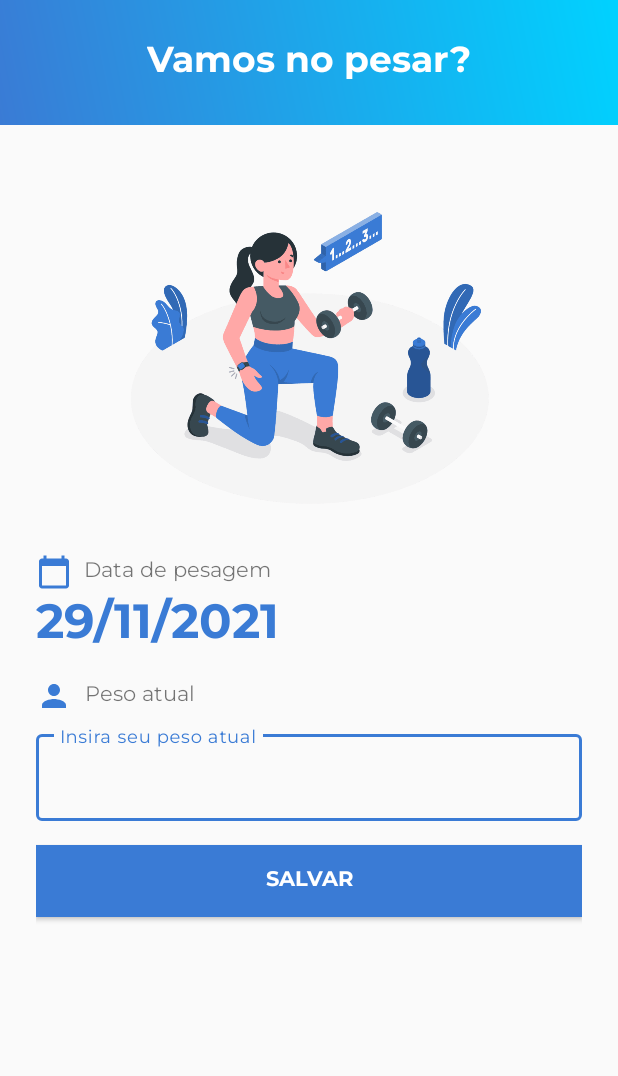
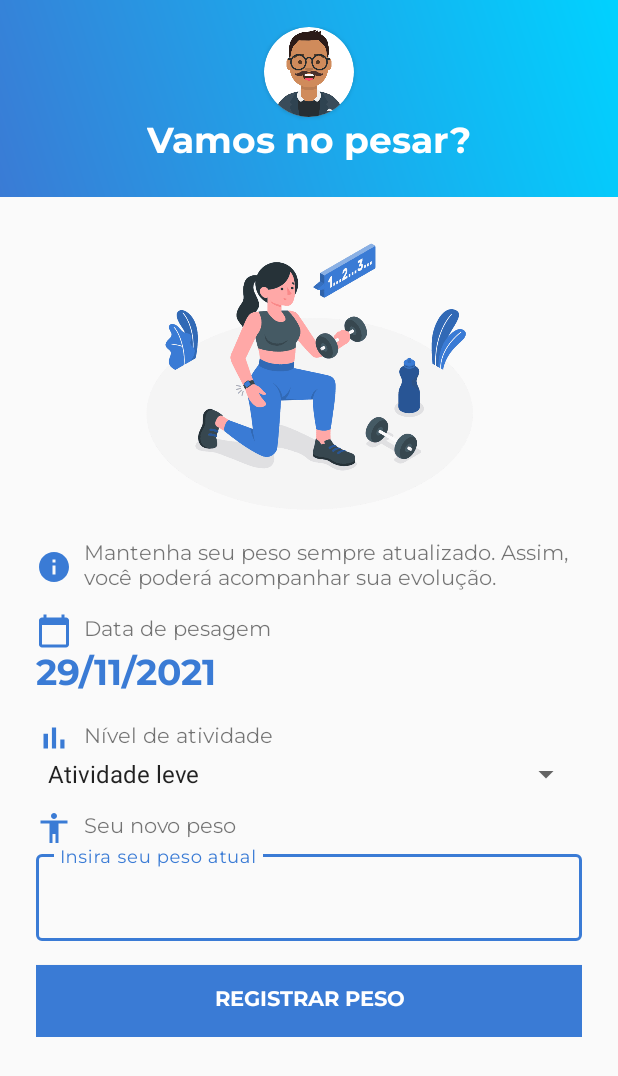
Before and after one commit to ericknathan/imc.calc, an Android app: the WeightActivity screen opened directly, with no data from a screen before it, on a phone screen of 412 x 824 dp. Shown: the top 1076 px of the screen. Run offline under Robolectric (Android 15) with nearby library versions, the phone set to English and light mode, and no system bars.

Commit message:
Added some features

```diff
--- a/app/src/main/java/com/example/imccalculator/model/User.kt
+++ b/app/src/main/java/com/example/imccalculator/model/User.kt
@@ -7,7 +7,7 @@ data class User(
     var name: String,
     var email: String,
     var password: String,
-    var weight: Int,
+    var weight: String,
     var height: Double,
     var birthDate: LocalDate,
     var profession: String,
--- a/app/src/main/java/com/example/imccalculator/ui/DashboardActivity.kt
+++ b/app/src/main/java/com/example/imccalculator/ui/DashboardActivity.kt
@@ -32,16 +32,16 @@ class DashboardActivity : AppCompatActivity() {
         var btnViewHistoric = findViewById<CardView>(R.id.btn_view_historic)
 
         val user = getUser(this)
-        val userWeight = user.getInt("weight-${LocalDate.now().toString()}", 0)
+        val userWeight = user.getString("weight", "").toString().split(";")
         val userHeight = user.getFloat("height", 0F)
-        val userImc = calculateImc(userHeight.toDouble(), userWeight.toDouble())
+        val userImc = calculateImc(userHeight.toDouble(), userWeight[userWeight.lastIndex].toDouble())
 
         imgProfile.setImageBitmap(decodeBase64ToBitmap(user.getString("profilePicture", "")))
         tvName.text = user.getString("name", "")
         tvProfession.text = user.getString("profession", "")
         tvImc.text = userImc
         tvAge.text = calculateYearsBasedOnDate(user.getString("birthDate", "").toString())
-        tvWeight.text = userWeight.toString()
+        tvWeight.text = userWeight.last()
         tvHeight.text = userHeight.toString()
 
         btnWeightNow.setOnClickListener {
--- a/app/src/main/java/com/example/imccalculator/ui/ProfileActivity.kt
+++ b/app/src/main/java/com/example/imccalculator/ui/ProfileActivity.kt
@@ -17,6 +17,7 @@ import com.example.imccalculator.utils.convertLocalDateToString
 import com.example.imccalculator.utils.convertStringToLocalDate
 import com.example.imccalculator.utils.decodeBase64ToBitmap
 import com.example.imccalculator.utils.encodeBitmapToBase64
+import java.time.LocalDate
 import java.util.*
 
 const val CODE_IMAGE = 100
@@ -132,7 +133,7 @@ class ProfileActivity : AppCompatActivity() {
                         editName.text.toString(),
                         editEmail.text.toString(),
                         editPassword.text.toString(),
-                        0,
+                        "0",
                         editHeight.text.toString().toDouble(),
                         birthDate,
                         editProfession.text.toString(),
@@ -147,7 +148,8 @@ class ProfileActivity : AppCompatActivity() {
                     editor.putString("name", user.name)
                     editor.putString("email", user.email)
                     editor.putString("password", user.password)
-                    editor.putInt("weight", user.weight)
+                    editor.putString("weight", user.weight)
+                    editor.putString("weight-dates", LocalDate.now().toString())
                     editor.putFloat("height", user.height.toFloat())
                     editor.putString("birthDate", user.birthDate.toString())
                     editor.putString("profession", user.profession)
--- a/app/src/main/java/com/example/imccalculator/ui/WeightActivity.kt
+++ b/app/src/main/java/com/example/imccalculator/ui/WeightActivity.kt
@@ -4,34 +4,37 @@ import android.content.Context
 import android.content.Intent
 import android.os.Bundle
 import android.util.Log
-import android.widget.Button
-import android.widget.EditText
-import android.widget.TextView
-import android.widget.Toast
+import android.widget.*
 import androidx.appcompat.app.AppCompatActivity
 import com.example.imccalculator.R
 import com.example.imccalculator.utils.convertLocalDateToString
 import java.time.LocalDate
 
 class WeightActivity : AppCompatActivity() {
+
+    lateinit var tvWeightDate: TextView;
+    lateinit var etNewWeight: EditText;
+    lateinit var spinnerLevel: Spinner;
+    lateinit var btnSave: Button;
     override fun onCreate(savedInstanceState: Bundle?) {
         super.onCreate(savedInstanceState)
         setContentView(R.layout.activity_weight)
 
         supportActionBar!!.hide()
 
-        var tvWeightDate = findViewById<TextView>(R.id.tv_weight_date)
+        btnSave = findViewById<Button>(R.id.button_save)
+        etNewWeight = findViewById<EditText>(R.id.edit_weight)
+        tvWeightDate = findViewById<TextView>(R.id.tv_weight_date)
+        spinnerLevel = findViewById(R.id.spinner_levels)
         tvWeightDate.text = convertLocalDateToString(LocalDate.now().toString())
 
-        var etWeight = findViewById<EditText>(R.id.edit_weight)
-
-        var btnSave = findViewById<Button>(R.id.button_save)
         btnSave.setOnClickListener {
-            Log.d("xpto", "AAAAAAAAAAAAAAA")
             val data = getSharedPreferences("user", Context.MODE_PRIVATE)
 
             val editor = data.edit()
-            editor.putInt("weight-${LocalDate.now().toString()}", etWeight.text.toString().toInt())
+            editor.putString("weight", "${data.getString("weight", "").toString()};${etNewWeight.text.toString().toInt()}")
+            editor.putString("weight-dates", "${data.getString("weight-dates", "").toString()};${LocalDate.now().toString()}")
+            editor.putString("weight-levels", "${data.getString("weight-levels", "").toString()};${spinnerLevel.selectedItemPosition}")
             editor.apply()
 
             val openDashboardActivity = Intent(this, DashboardActivity::class.java)
--- /dev/null
+++ b/app/src/main/res/drawable/info.xml
@@ -0,0 +1,10 @@
+<vector xmlns:android="http://schemas.android.com/apk/res/android"
+    android:width="24dp"
+    android:height="24dp"
+    android:viewportWidth="24"
+    android:viewportHeight="24"
+    android:tint="?attr/colorControlNormal">
+  <path
+      android:fillColor="@android:color/white"
+      android:pathData="M12,2C6.48,2 2,6.48 2,12s4.48,10 10,10 10,-4.48 10,-10S17.52,2 12,2zM13,17h-2v-6h2v6zM13,9h-2L11,7h2v2z"/>
+</vector>
--- /dev/null
+++ b/app/src/main/res/drawable/level.xml
@@ -0,0 +1,10 @@
+<vector xmlns:android="http://schemas.android.com/apk/res/android"
+    android:width="24dp"
+    android:height="24dp"
+    android:viewportWidth="24"
+    android:viewportHeight="24"
+    android:tint="?attr/colorControlNormal">
+  <path
+      android:fillColor="@android:color/white"
+      android:pathData="M5,9.2h3L8,19L5,19zM10.6,5h2.8v14h-2.8zM16.2,13L19,13v6h-2.8z"/>
+</vector>
--- a/app/src/main/res/layout/activity_weight.xml
+++ b/app/src/main/res/layout/activity_weight.xml
@@ -7,12 +7,33 @@
     tools:context=".ui.WeightActivity"
     android:orientation="vertical">
 
+    <ScrollView
+        android:layout_width="match_parent"
+        android:layout_height="wrap_content" >
         <LinearLayout
             android:layout_width="match_parent"
             android:layout_height="wrap_content"
-        android:padding="24dp"
+            android:orientation="vertical">
+            <LinearLayout
+                android:layout_width="match_parent"
+                android:layout_height="wrap_content"
+                android:padding="18dp"
                 android:orientation="vertical"
                 android:background="@drawable/activity_background">
+
+                <androidx.cardview.widget.CardView
+                    android:layout_width="60dp"
+                    android:layout_height="60dp"
+                    app:cardCornerRadius="60dp"
+                    android:layout_gravity="center"
+                    >
+                    <ImageView
+                        android:id="@+id/img_profile"
+                        android:layout_width="wrap_content"
+                        android:layout_height="wrap_content"
+                        android:src="@drawable/profile_picture"
+                        android:scaleType="centerCrop" />
+                </androidx.cardview.widget.CardView>
 
                 <TextView
                     android:id="@+id/tv_name"
@@ -30,13 +51,23 @@
             <LinearLayout
                 android:layout_width="match_parent"
                 android:layout_height="match_parent"
-        android:padding="24dp"
+                android:paddingHorizontal="24dp"
                 android:orientation="vertical">
 
                 <ImageView
                     android:layout_width="match_parent"
-            android:layout_height="250dp"
+                    android:layout_height="228dp"
                     android:src="@drawable/exercise_illustration" />
+
+                <TextView
+                    android:id="@+id/description"
+                    android:layout_width="wrap_content"
+                    android:layout_height="wrap_content"
+                    android:drawableStart="@drawable/info"
+                    android:drawablePadding="8dp"
+                    android:drawableTint="@color/colorPrimary"
+                    android:fontFamily="@font/montserrat"
+                    android:text="Mantenha seu peso sempre atualizado. Assim, você poderá acompanhar sua evolução."/>
 
                 <TextView
                     android:layout_width="wrap_content"
@@ -53,29 +84,44 @@
                     android:id="@+id/tv_weight_date"
                     android:layout_width="wrap_content"
                     android:layout_height="wrap_content"
-            android:text="__/__/____"
                     android:fontFamily="@font/montserrat_bold"
-            android:textSize="32sp"
+                    android:text="DD/MM/YYYY"
                     android:textColor="@color/colorPrimary"
-            />
+                    android:textSize="24sp" />
 
                 <TextView
                     android:layout_width="wrap_content"
                     android:layout_height="wrap_content"
                     android:layout_marginTop="12dp"
-            android:drawableStart="@drawable/person"
+                    android:drawableStart="@drawable/level"
                     android:drawablePadding="8dp"
                     android:drawableTint="@color/colorPrimary"
                     android:fontFamily="@font/montserrat"
                     android:gravity="center"
-            android:text="Peso atual" />
+                    android:text="Nível de atividade" />
+
+                <Spinner
+                    android:id="@+id/spinner_levels"
+                    android:layout_width="match_parent"
+                    android:layout_height="wrap_content"
+                    android:entries="@array/levels" />
+
+                <TextView
+                    android:layout_width="wrap_content"
+                    android:layout_height="wrap_content"
+                    android:layout_marginTop="12dp"
+                    android:drawableStart="@drawable/height"
+                    android:drawablePadding="8dp"
+                    android:drawableTint="@color/colorPrimary"
+                    android:fontFamily="@font/montserrat"
+                    android:gravity="center"
+                    android:text="Seu novo peso" />
 
                 <com.google.android.material.textfield.TextInputLayout
                     android:id="@+id/til_email"
                     android:layout_width="match_parent"
                     android:layout_height="wrap_content"
-            style="@style/Widget.MaterialComponents.TextInputLayout.OutlinedBox"
-            android:layout_marginTop="8dp">
+                    style="@style/Widget.MaterialComponents.TextInputLayout.OutlinedBox">
 
                     <EditText
                         android:id="@+id/edit_weight"
@@ -90,7 +136,7 @@
                     android:id="@+id/button_save"
                     android:layout_width="match_parent"
                     android:layout_height="wrap_content"
-            android:text="Salvar"
+                    android:text="Registrar peso"
                     android:background="@color/colorPrimary"
                     android:textColor="@color/white"
                     android:layout_marginTop="16dp"
@@ -98,3 +144,5 @@
 
             </LinearLayout>
         </LinearLayout>
+    </ScrollView>
+</LinearLayout>
--- a/app/src/main/res/values/strings.xml
+++ b/app/src/main/res/values/strings.xml
@@ -1,9 +1,10 @@
 <resources>
     <string name="app_name">Calculadora de IMC</string>
     <string name="title_activity_profile">ProfileActivity</string>
-    <!--
-    This string is used for square devices and overridden by hello_world in
-    values-round/strings.xml for round devices.
-    -->
     <string name="hello_world">Hello Square World!</string>
+    <string-array name="levels">
+        <item>Atividade leve</item>
+        <item>Atividade moderada</item>
+        <item>Atividade intensa</item>
+    </string-array>
 </resources>
```
Also changed, not shown: app/src/main/AndroidManifest.xml (+5 -4 lines), app/src/main/java/com/example/imccalculator/ui/HistoricActivity.kt (+10 -2 lines), app/src/main/java/com/example/imccalculator/ui/TesteActivity.kt (added, +14 -0 lines), app/src/main/res/layout/activity_teste.xml (added, +152 -0 lines). Lines whose indentation alone changed are shown as unchanged.
